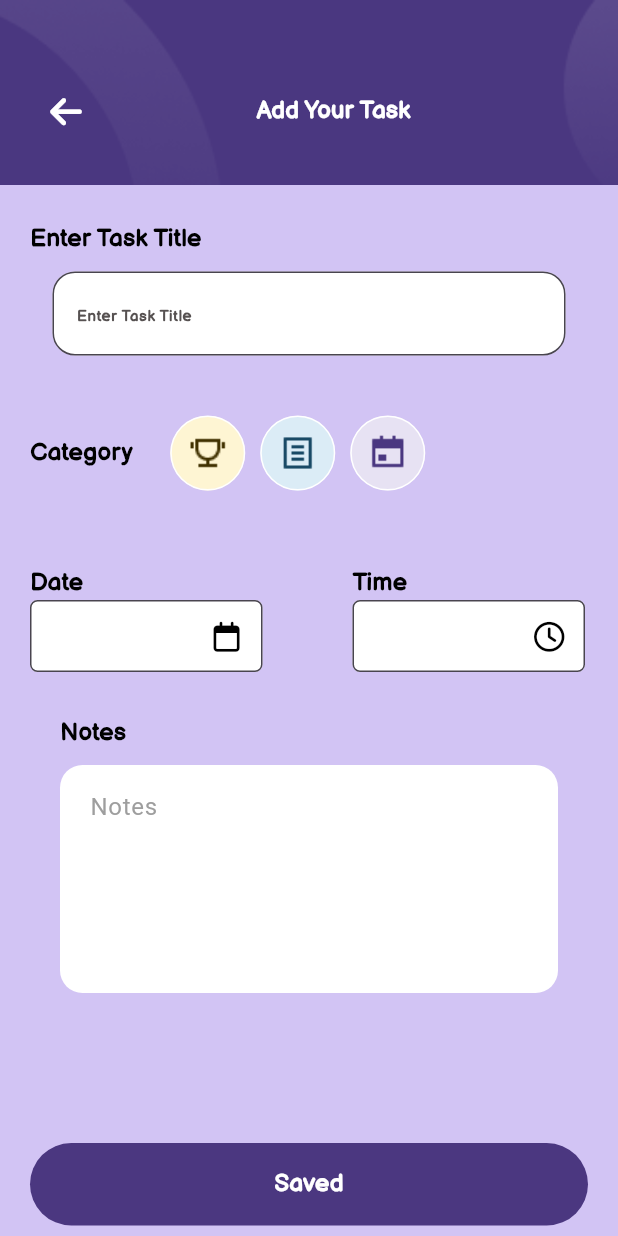
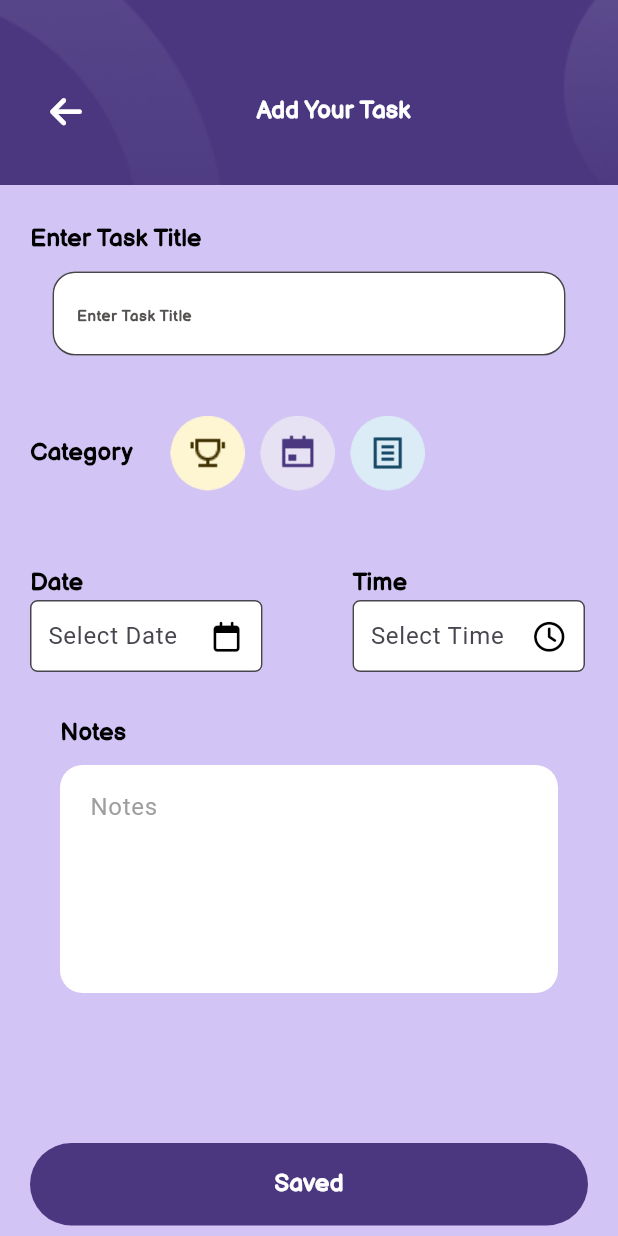
Before and after one commit to beingsbh/updated_todo_ui, a Flutter app: the AddtaskPage screen opened by its route, on a phone screen of 412 x 824 dp. Run offline on Flutter 3.47's test engine with Material 3 defaults, Android fonts, the phone set to English and light mode, and no system bars; our stand-ins replace font_awesome_flutter.

Commit message:
now ui worked fully

```diff
--- a/lib/constant/images.dart
+++ b/lib/constant/images.dart
@@ -5,3 +5,6 @@ final appbarbg = AssetImage("assets/images/appbarbg.png");
 final cupIcon = AssetImage("assets/images/cup.png");
 final listIcon = AssetImage("assets/images/list.png");
 final claenderIcon = AssetImage("assets/images/calender.png");
+final String cup = "assets/images/cup.png";
+final String date = "assets/images/calender.png";
+final String list = "assets/images/list.png";
--- a/lib/main.dart
+++ b/lib/main.dart
@@ -1,9 +1,13 @@
 import 'package:flutter/material.dart';
+import 'package:provider/provider.dart';
+import 'package:todo_app_2/provider/task_provider.dart';
 import 'package:todo_app_2/screens/addtaskpage.dart';
 import 'package:todo_app_2/screens/homepage.dart';
 
 void main() {
-  runApp(const MyApp());
+  runApp(
+    ChangeNotifierProvider(create: (context) => TaskProvider(), child: MyApp()),
+  );
 }
 
 class MyApp extends StatelessWidget {
--- a/lib/model/task_provider.dart
+++ /dev/null
@@ -1,6 +0,0 @@
-import 'package:flutter/material.dart';
-import 'package:todo_app_2/model/viewmodel.dart';
-
-class TaskProvider extends ChangeNotifier {
-  List<Taskmodel> tasks = [];
-}
--- a/lib/model/viewmodel.dart
+++ b/lib/model/viewmodel.dart
@@ -1,7 +1,10 @@
-class Taskmodel {
-  String? taskName;
-  String? date;
-  String? time;
+import 'package:flutter/material.dart';
 
-  Taskmodel(this.taskName, this.time, this.date);
+class Tasks {
+  final String title;
+  final String category;
+  final DateTime? date;
+  final TimeOfDay? time;
+
+  Tasks({required this.title, required this.category, this.date, this.time});
 }
--- /dev/null
+++ b/lib/provider/task_provider.dart
@@ -0,0 +1,69 @@
+import 'dart:developer';
+
+import 'package:flutter/material.dart';
+import 'package:todo_app_2/model/viewmodel.dart';
+
+class TaskProvider extends ChangeNotifier {
+  final List<Tasks> _tasks = [];
+  List get tasks => _tasks;
+  String _taskTitle = "";
+  String _taskCatagory = "";
+  DateTime? _taskDate;
+  TimeOfDay? _taskTime;
+
+  String get taskTitle => _taskTitle;
+  String get taskCatagory => _taskCatagory;
+  DateTime? get taskDate => _taskDate;
+  TimeOfDay? get taskTime => _taskTime;
+
+  setTasktitle(String value) {
+    _taskTitle = value;
+    log(value.toString());
+    notifyListeners();
+  }
+
+  setcatagory(String value) {
+    _taskCatagory = value;
+    log(value.toString());
+    notifyListeners();
+  }
+
+  setDate(DateTime value) {
+    _taskDate = value;
+    log(value.toString());
+    notifyListeners();
+  }
+
+  setTime(TimeOfDay value) {
+    _taskTime = value;
+    log(value.toString());
+    notifyListeners();
+  }
+
+  addTask() {
+    if (_taskTitle.trim().isEmpty &&
+        _taskCatagory.trim().isEmpty &&
+        _taskDate.toString().isEmpty &&
+        _taskTime.toString().isEmpty) {
+      return;
+    }
+
+    final newTask = Tasks(
+      title: _taskTitle,
+      category: _taskCatagory,
+      date: _taskDate,
+      time: _taskTime,
+    );
+
+    _tasks.add(newTask);
+    reset();
+    notifyListeners();
+  }
+
+  void reset() {
+    _taskCatagory = "";
+    _taskTitle = "";
+    _taskDate = DateTime.now();
+    _taskTime = null;
+  }
+}
--- a/lib/screens/addtaskpage.dart
+++ b/lib/screens/addtaskpage.dart
@@ -1,10 +1,13 @@
 import 'package:flutter/material.dart';
 import 'package:font_awesome_flutter/font_awesome_flutter.dart';
+import 'package:intl/intl.dart';
+import 'package:provider/provider.dart';
 import 'package:todo_app_2/constant/colors.dart';
 import 'package:todo_app_2/constant/fonts.dart';
 import 'package:todo_app_2/constant/images.dart';
+import 'package:todo_app_2/provider/task_provider.dart';
 import 'package:todo_app_2/widget/addtask_button.dart';
-import 'package:todo_app_2/widget/catagory_icon.dart';
+import 'package:todo_app_2/widget/catagory_section.dart';
 import 'package:todo_app_2/widget/custom_textfeild.dart';
 import 'package:todo_app_2/widget/date_time_textfeild.dart';
 
@@ -15,10 +18,14 @@ class AddtaskPage extends StatelessWidget {
   Widget build(BuildContext context) {
     final sh = MediaQuery.sizeOf(context).height;
     final sw = MediaQuery.sizeOf(context).width;
+    String formatTimeOfDay(BuildContext context, TimeOfDay time) {
+      final now = DateTime.now();
+      final dt = DateTime(now.year, now.month, now.day, time.hour, time.minute);
+      final format = DateFormat.jm(); // e.g. 6:00 PM
+      return format.format(dt);
+    }
 
-    // Sample icon list
-    final List<ImageProvider> icon = [cupIcon, listIcon, claenderIcon];
-
+    final taskProvider = Provider.of<TaskProvider>(context, listen: true);
     return Scaffold(
       backgroundColor: bgcolor,
       body: Stack(
@@ -51,16 +58,44 @@ class AddtaskPage extends StatelessWidget {
                   ),
                   const SizedBox(height: 50),
                   Text("Enter Task Title", style: h2text),
-                  const CustomTextfeild(hintText: "Enter Task Title"),
+                  CustomTextfeild(
+                    hintText: "Enter Task Title",
+                    onChanged: (value) {
+                      taskProvider.setTasktitle(value);
+                    },
+                  ),
                   const SizedBox(height: 30),
                   Row(
                     children: [
                       Text("Category", style: h2text),
                       SizedBox(width: 20),
-                      SizedBox(height: 70),
-                      ...List.generate(
-                        icon.length,
-                        (index) => CatagoryIcon(image: icon[index]),
+                      SizedBox(
+                        height: 70,
+                        child: Row(
+                          children: [
+                            CatagorySection(
+                              imagePath: cup,
+                              onTap: (value) {
+                                taskProvider.setcatagory(value);
+                              },
+                              selectedImage: taskProvider.taskCatagory,
+                            ),
+                            CatagorySection(
+                              imagePath: date,
+                              onTap: (value) {
+                                taskProvider.setcatagory(value);
+                              },
+                              selectedImage: taskProvider.taskCatagory,
+                            ),
+                            CatagorySection(
+                              imagePath: list,
+                              onTap: (value) {
+                                taskProvider.setcatagory(value);
+                              },
+                              selectedImage: taskProvider.taskCatagory,
+                            ),
+                          ],
+                        ),
                       ),
                     ],
                   ),
@@ -78,6 +113,22 @@ class AddtaskPage extends StatelessWidget {
                             children: [
                               Text("Date", style: h2text),
                               DateTimeTextfeild(
+                                hintText: taskProvider.taskDate != null
+                                    ? DateFormat(
+                                        "yyyy-MM-dd",
+                                      ).format(taskProvider.taskDate!)
+                                    : "Select Date",
+                                onTap: () async {
+                                  final pickDate = await showDatePicker(
+                                    context: (context),
+                                    firstDate: DateTime(2025),
+                                    lastDate: DateTime(2050),
+                                    initialDate: DateTime.now(),
+                                  );
+                                  if (pickDate != null) {
+                                    return taskProvider.setDate(pickDate);
+                                  }
+                                },
                                 suffixIcon: Icon(
                                   FontAwesomeIcons.calendar,
                                   size: 20,
@@ -97,6 +148,21 @@ class AddtaskPage extends StatelessWidget {
                             children: [
                               Text("Time", style: h2text),
                               DateTimeTextfeild(
+                                hintText: taskProvider.taskTime != null
+                                    ? formatTimeOfDay(
+                                        context,
+                                        taskProvider.taskTime!,
+                                      )
+                                    : "Select Time",
+                                onTap: () async {
+                                  final pickTime = await showTimePicker(
+                                    context: (context),
+                                    initialTime: TimeOfDay.now(),
+                                  );
+                                  if (pickTime != null) {
+                                    return taskProvider.setTime(pickTime);
+                                  }
+                                },
                                 suffixIcon: Icon(
                                   FontAwesomeIcons.clock,
                                   size: 20,
@@ -139,7 +205,13 @@ class AddtaskPage extends StatelessWidget {
                   ),
                   SizedBox(height: 100),
 
-                  AddtaskButton(onTap: () {}, text: "Saved"),
+                  AddtaskButton(
+                    onTap: () {
+                      taskProvider.addTask();
+                      Navigator.pop(context);
+                    },
+                    text: "Saved",
+                  ),
                 ],
               ),
             ),
--- a/lib/widget/catagory_icon.dart
+++ /dev/null
@@ -1,23 +0,0 @@
-import 'package:flutter/cupertino.dart';
-import 'package:todo_app_2/constant/colors.dart';
-
-class CatagoryIcon extends StatelessWidget {
-  const CatagoryIcon({super.key, required this.image});
-
-  final ImageProvider<Object> image;
-  @override
-  Widget build(BuildContext context) {
-    return Padding(
-      padding: const EdgeInsets.only(left: 5.0, right: 5),
-      child: Container(
-        height: 50,
-        width: 50,
-        decoration: BoxDecoration(
-          border: Border.all(color: white),
-          shape: BoxShape.circle,
-          image: DecorationImage(image: image, fit: BoxFit.cover),
-        ),
-      ),
-    );
-  }
-}
--- /dev/null
+++ b/lib/widget/catagory_section.dart
@@ -0,0 +1,41 @@
+import 'package:flutter/material.dart';
+
+class CatagorySection extends StatelessWidget {
+  final String imagePath;
+  final void Function(String value) onTap;
+  final String? selectedImage;
+
+  const CatagorySection({
+    super.key,
+    required this.imagePath,
+    required this.onTap,
+    required this.selectedImage,
+  });
+
+  @override
+  Widget build(BuildContext context) {
+    final isSelected = imagePath == selectedImage;
+
+    return GestureDetector(
+      onTap: () => onTap(imagePath),
+      child: Padding(
+        padding: const EdgeInsets.symmetric(horizontal: 5),
+        child: Container(
+          height: 50,
+          width: 50,
+          decoration: BoxDecoration(
+            border: Border.all(
+              color: isSelected ? Colors.blue : Colors.transparent,
+              width: 2,
+            ),
+            shape: BoxShape.circle,
+            image: DecorationImage(
+              image: AssetImage(imagePath),
+              fit: BoxFit.cover,
+            ),
+          ),
+        ),
+      ),
+    );
+  }
+}
--- a/lib/widget/complited_task_section.dart
+++ b/lib/widget/complited_task_section.dart
@@ -10,6 +10,7 @@ class ComplitedTaskSection extends StatelessWidget {
   Widget build(BuildContext context) {
     final sh = MediaQuery.sizeOf(context).height;
     final sw = MediaQuery.sizeOf(context).width;
+
     return Container(
       height: sh * 0.27,
       width: sw * 0.96,
@@ -17,16 +18,21 @@ class ComplitedTaskSection extends StatelessWidget {
         color: white,
         borderRadius: BorderRadius.circular(20),
       ),
-      child: ListView.separated(
+      /*ListView.separated(
         padding: EdgeInsets.only(top: 0),
         itemBuilder: (context, index) {
-          return CustomListtile(image: claenderIcon);
+          return CustomListtile(
+            image: cupIcon,
+            date: DateTime.now().toString(),
+            time: DateTime.now().toString(),
+            title: "hello",
+          );
         },
         separatorBuilder: (context, index) {
           return Divider();
         },
         itemCount: 2,
-      ),
+      ),*/
     );
   }
 }
--- a/lib/widget/custom_textfeild.dart
+++ b/lib/widget/custom_textfeild.dart
@@ -3,14 +3,15 @@ import 'package:todo_app_2/constant/colors.dart';
 import 'package:todo_app_2/constant/fonts.dart';
 
 class CustomTextfeild extends StatelessWidget {
-  const CustomTextfeild({super.key, required this.hintText});
+  const CustomTextfeild({super.key, required this.hintText, this.onChanged});
   final String? hintText;
-
+  final void Function(String)? onChanged;
   @override
   Widget build(BuildContext context) {
     return Padding(
       padding: const EdgeInsets.only(left: 15.0, right: 15, top: 10),
       child: TextField(
+        onChanged: onChanged,
         style: h2text,
         decoration: InputDecoration(
           fillColor: white,
--- a/lib/widget/date_time_textfeild.dart
+++ b/lib/widget/date_time_textfeild.dart
@@ -2,14 +2,24 @@ import 'package:flutter/material.dart';
 import 'package:todo_app_2/constant/colors.dart';
 
 class DateTimeTextfeild extends StatelessWidget {
-  const DateTimeTextfeild({super.key, required this.suffixIcon});
+  const DateTimeTextfeild({
+    super.key,
+    required this.suffixIcon,
+    this.hintText,
+    this.onTap,
+  });
   final Widget? suffixIcon;
-
+  final String? hintText;
+  final void Function()? onTap;
   @override
   Widget build(BuildContext context) {
-    return TextField(
+    return GestureDetector(
+      child: TextField(
+        onTap: onTap,
         readOnly: true,
+
         decoration: InputDecoration(
+          hintText: hintText,
           contentPadding: EdgeInsets.all(8),
           fillColor: white,
           filled: true,
@@ -17,6 +27,7 @@ class DateTimeTextfeild extends StatelessWidget {
           suffixIcon: suffixIcon,
           iconColor: textcolor,
         ),
+      ),
     );
   }
 }
--- a/lib/widget/tasklist_section.dart
+++ b/lib/widget/tasklist_section.dart
@@ -1,6 +1,8 @@
 import 'package:flutter/material.dart';
+import 'package:intl/intl.dart';
+import 'package:provider/provider.dart';
 import 'package:todo_app_2/constant/colors.dart';
-import 'package:todo_app_2/constant/images.dart';
+import 'package:todo_app_2/provider/task_provider.dart';
 import 'package:todo_app_2/widget/custom_listtile.dart';
 
 class TasklistSection extends StatelessWidget {
@@ -10,6 +12,14 @@ class TasklistSection extends StatelessWidget {
   Widget build(BuildContext context) {
     final sh = MediaQuery.sizeOf(context).height;
     final sw = MediaQuery.sizeOf(context).width;
+    String formatTimeOfDay(BuildContext context, TimeOfDay time) {
+      final now = DateTime.now();
+      final dt = DateTime(now.year, now.month, now.day, time.hour, time.minute);
+      final format = DateFormat.jm(); // e.g. 6:00 PM
+      return format.format(dt);
+    }
+
+    final taskProvider = Provider.of<TaskProvider>(context, listen: true);
     return Container(
       height: sh * 0.27,
       width: sw * 0.96,
@@ -20,12 +30,19 @@ class TasklistSection extends StatelessWidget {
       child: ListView.separated(
         padding: EdgeInsets.only(top: 0),
         itemBuilder: (context, index) {
-          return CustomListtile(image: cupIcon);
+          final task = taskProvider.tasks[index];
+          return CustomListtile(
+            image: AssetImage(task.category),
+            title: task.title,
+            date: DateFormat('yyyy-MM-dd').format(task.date),
+
+            time: formatTimeOfDay(context, task.time),
+          );
         },
         separatorBuilder: (context, index) {
           return Divider();
         },
-        itemCount: 10,
+        itemCount: taskProvider.tasks.length,
       ),
     );
   }
--- a/pubspec.yaml
+++ b/pubspec.yaml
@@ -36,6 +36,7 @@ dependencies:
   cupertino_icons: ^1.0.8
   provider:
   font_awesome_flutter: ^10.8.0
+  intl: ^0.20.2
 dev_dependencies:
   flutter_test:
     sdk: flutter
```
Also changed, not shown: helper/helptime.dart (added, +9 -0 lines), lib/widget/custom_listtile.dart (+30 -5 lines), pubspec.lock. Lines whose indentation alone changed are shown as unchanged.
